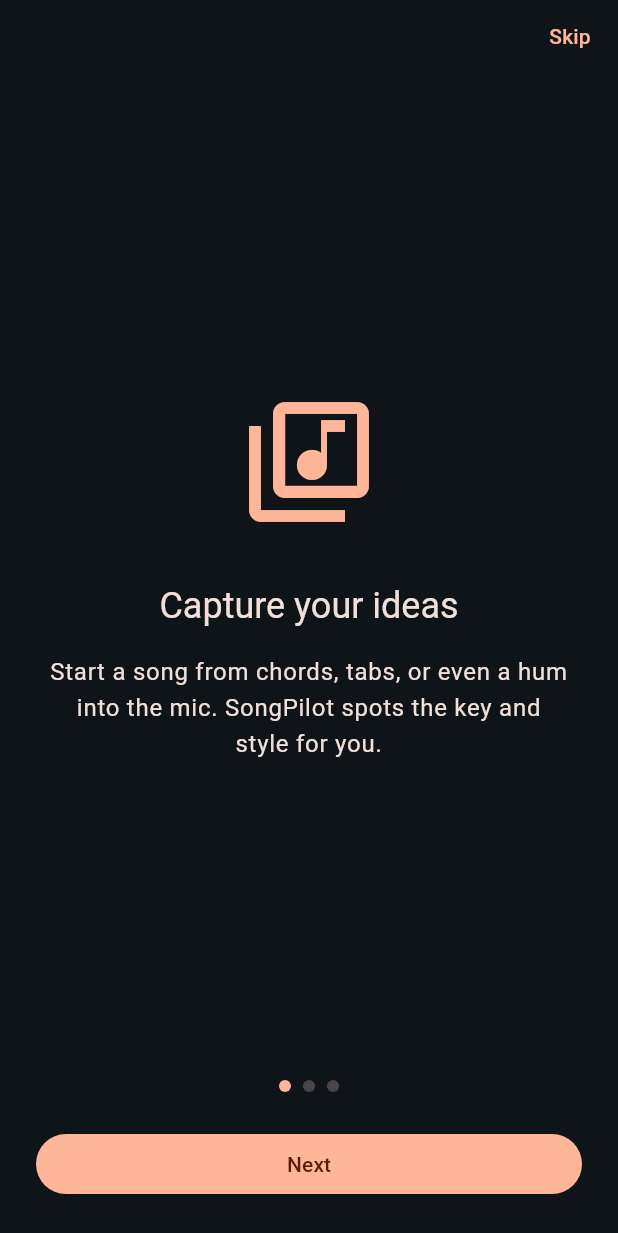
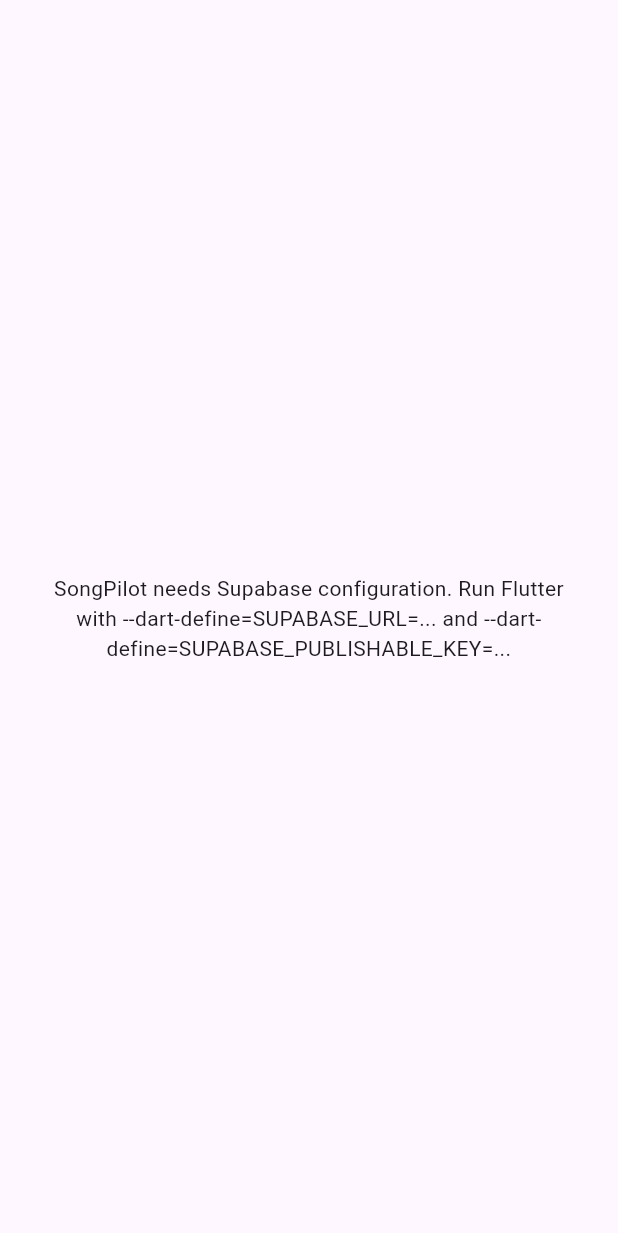
Before and after one commit to xabiervc/songpilot, a Flutter app: the screen it shows after launch, on a phone screen of 412 x 824 dp. Shown: the top 1233 px of the screen. Run offline on Flutter 3.47's test engine with Material 3 defaults, Android fonts, the phone set to English and light mode, and no system bars; our stand-ins replace audioplayers, flutter_riverpod, go_router, shared_preferences, supabase_flutter; missing offline and left inert: record; accounts and stored records are empty.

Commit message:
feat: prepare SongPilot for Flutter web testing

```diff
--- a/flutter_app/lib/main.dart
+++ b/flutter_app/lib/main.dart
@@ -11,19 +11,28 @@
 import 'screens/onboarding_screen.dart';
 import 'screens/profile_screen.dart';
 
-// TODO: replace with your real Supabase project URL and publishable key before
-// running. Get these from your Supabase project settings.
-const supabaseUrl = 'https://YOUR_PROJECT.supabase.co';
-const supabasePublishableKey = 'YOUR_ANON_KEY';
+// Supply values at run/build time; never commit project credentials.
+const supabaseUrl = String.fromEnvironment(
+  'SUPABASE_URL',
+  defaultValue: 'https://YOUR_PROJECT.supabase.co',
+);
+const supabasePublishableKey = String.fromEnvironment(
+  'SUPABASE_PUBLISHABLE_KEY',
+  defaultValue: 'YOUR_ANON_KEY',
+);
 
 const _onboardingDoneKey = 'onboarding_done';
 
-/// Whether the first-run introduction has been completed. Set in `main()`
-/// before [runApp] so other screens can assume it is initialized.
 late final bool onboardingDone;
 
 Future<void> main() async {
   WidgetsFlutterBinding.ensureInitialized();
+
+  if (supabaseUrl.contains('YOUR_PROJECT') ||
+      supabasePublishableKey == 'YOUR_ANON_KEY') {
+    runApp(const _ConfigurationRequiredApp());
+    return;
+  }
 
   final prefs = await SharedPreferences.getInstance();
   onboardingDone = prefs.getBool(_onboardingDoneKey) ?? false;
@@ -34,6 +43,27 @@
   );
 
   runApp(const ProviderScope(child: SongPilotApp()));
+}
+
+class _ConfigurationRequiredApp extends StatelessWidget {
+  const _ConfigurationRequiredApp();
+
+  @override
+  Widget build(BuildContext context) => MaterialApp(
+        home: Scaffold(
+          body: Center(
+            child: Padding(
+              padding: const EdgeInsets.all(24),
+              child: Text(
+                'SongPilot needs Supabase configuration. Run Flutter with '
+                '--dart-define=SUPABASE_URL=... and '
+                '--dart-define=SUPABASE_PUBLISHABLE_KEY=...',
+                textAlign: TextAlign.center,
+              ),
+            ),
+          ),
+        ),
+      );
 }
 
 final supabase = Supabase.instance.client;
```
Also changed, not shown: 2 other files.
